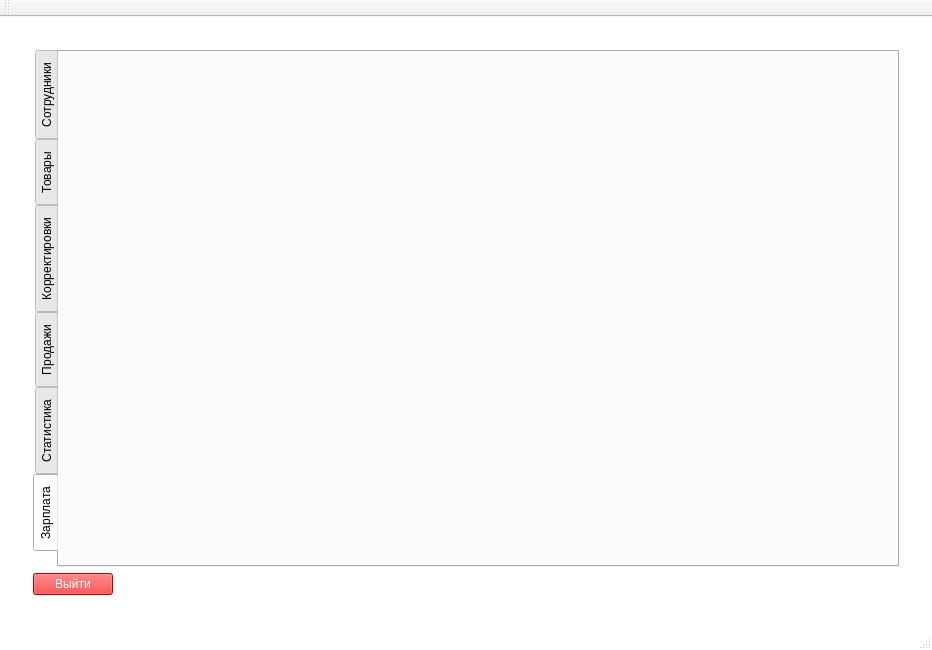
Above: iSalary/iSalary/mainwindow.ui from Polikarpova/iSalary before the change. Below: the same form after it.
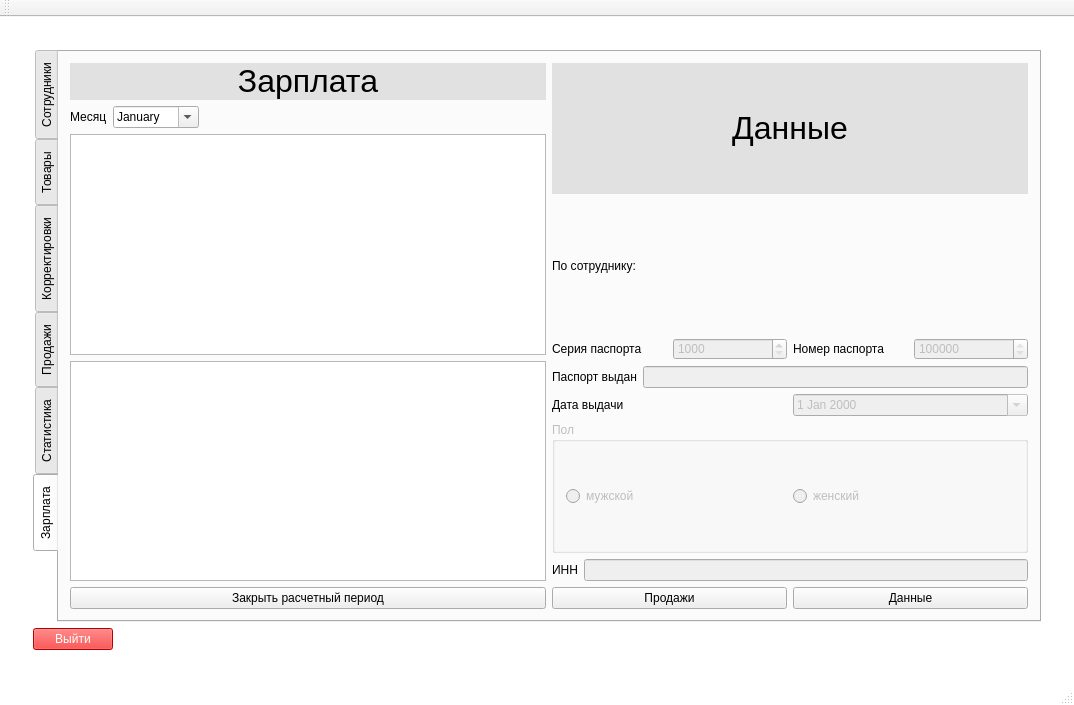
That is the form after the change. The open tabs and pages were chosen to show the change.

Commit message: add forms for sales, statistics and salary

What changed in the file:
```diff
--- a/iSalary/iSalary/mainwindow.ui
+++ b/iSalary/iSalary/mainwindow.ui
@@ -6,8 +6,8 @@
    <rect>
     <x>0</x>
     <y>0</y>
-    <width>932</width>
-    <height>650</height>
+    <width>1074</width>
+    <height>705</height>
    </rect>
   </property>
   <property name="windowTitle">
@@ -1270,6 +1270,298 @@
                <attribute name="title">
                 <string>Зарплата</string>
                </attribute>
+               <layout class="QHBoxLayout" name="horizontalLayout_45">
+                <item>
+                 <layout class="QVBoxLayout" name="verticalLayout_18">
+                  <item>
+                   <widget class="QLabel" name="label_57">
+                    <property name="styleSheet">
+                     <string notr="true">QLabel { background-color: rgb(225, 225, 225) }</string>
+                    </property>
+                    <property name="text">
+                     <string>&lt;html&gt;&lt;head/&gt;&lt;body&gt;&lt;p align=&quot;center&quot;&gt;&lt;span style=&quot; font-size:24pt;&quot;&gt;Зарплата&lt;/span&gt;&lt;/p&gt;&lt;/body&gt;&lt;/html&gt;</string>
+                    </property>
+                   </widget>
+                  </item>
+                  <item>
+                   <layout class="QHBoxLayout" name="horizontalLayout_38">
+                    <item>
+                     <widget class="QLabel" name="label_56">
+                      <property name="text">
+                       <string>Месяц</string>
+                      </property>
+                     </widget>
+                    </item>
+                    <item>
+                     <widget class="QDateEdit" name="monthSalaryInput">
+                      <property name="buttonSymbols">
+                       <enum>QAbstractSpinBox::UpDownArrows</enum>
+                      </property>
+                      <property name="displayFormat">
+                       <string>MMMM</string>
+                      </property>
+                      <property name="calendarPopup">
+                       <bool>true</bool>
+                      </property>
+                     </widget>
+                    </item>
+                    <item>
+                     <spacer name="horizontalSpacer_8">
+                      <property name="orientation">
+                       <enum>Qt::Horizontal</enum>
+                      </property>
+                      <property name="sizeHint" stdset="0">
+                       <size>
+                        <width>40</width>
+                        <height>20</height>
+                       </size>
+                      </property>
+                     </spacer>
+                    </item>
+                   </layout>
+                  </item>
+                  <item>
+                   <widget class="QTableView" name="salaryTable">
+                    <property name="showGrid">
+                     <bool>true</bool>
+                    </property>
+                    <attribute name="horizontalHeaderCascadingSectionResizes">
+                     <bool>false</bool>
+                    </attribute>
+                   </widget>
+                  </item>
+                  <item>
+                   <widget class="QTableView" name="totalSalaryTable">
+                    <property name="minimumSize">
+                     <size>
+                      <width>20</width>
+                      <height>20</height>
+                     </size>
+                    </property>
+                    <property name="baseSize">
+                     <size>
+                      <width>20</width>
+                      <height>20</height>
+                     </size>
+                    </property>
+                    <property name="showGrid">
+                     <bool>true</bool>
+                    </property>
+                    <attribute name="horizontalHeaderCascadingSectionResizes">
+                     <bool>false</bool>
+                    </attribute>
+                   </widget>
+                  </item>
+                  <item>
+                   <widget class="QPushButton" name="pushButton">
+                    <property name="text">
+                     <string>Закрыть расчетный период</string>
+                    </property>
+                   </widget>
+                  </item>
+                 </layout>
+                </item>
+                <item>
+                 <layout class="QVBoxLayout" name="verticalLayout_19">
+                  <item>
+                   <widget class="QLabel" name="label_58">
+                    <property name="styleSheet">
+                     <string notr="true">QLabel { background-color: rgb(225, 225, 225) }</string>
+                    </property>
+                    <property name="text">
+                     <string>&lt;html&gt;&lt;head/&gt;&lt;body&gt;&lt;p align=&quot;center&quot;&gt;&lt;span style=&quot; font-size:24pt;&quot;&gt;Данные&lt;/span&gt;&lt;/p&gt;&lt;/body&gt;&lt;/html&gt;</string>
+                    </property>
+                   </widget>
+                  </item>
+                  <item>
+                   <widget class="QLabel" name="managerFIOLabel">
+                    <property name="text">
+                     <string>По сотруднику:</string>
+                    </property>
+                   </widget>
+                  </item>
+                  <item>
+                   <layout class="QHBoxLayout" name="horizontalLayout_43">
+                    <item>
+                     <widget class="QLabel" name="label_62">
+                      <property name="text">
+                       <string>Серия паспорта</string>
+                      </property>
+                     </widget>
+                    </item>
+                    <item>
+                     <widget class="QSpinBox" name="seria_2">
+                      <property name="enabled">
+                       <bool>false</bool>
+                      </property>
+                      <property name="minimum">
+                       <number>1000</number>
+                      </property>
+                      <property name="maximum">
+                       <number>9999</number>
+                      </property>
+                     </widget>
+                    </item>
+                    <item>
+                     <widget class="QLabel" name="label_63">
+                      <property name="text">
+                       <string>Номер паспорта</string>
+                      </property>
+                     </widget>
+                    </item>
+                    <item>
+                     <widget class="QSpinBox" name="number_2">
+                      <property name="enabled">
+                       <bool>false</bool>
+                      </property>
+                      <property name="minimum">
+                       <number>100000</number>
+                      </property>
+                      <property name="maximum">
+                       <number>999999</number>
+                      </property>
+                     </widget>
+                    </item>
+                   </layout>
+                  </item>
+                  <item>
+                   <layout class="QHBoxLayout" name="horizontalLayout_42">
+                    <item>
+                     <widget class="QLabel" name="label_61">
+                      <property name="text">
+                       <string>Паспорт выдан</string>
+                      </property>
+                     </widget>
+                    </item>
+                    <item>
+                     <widget class="QLineEdit" name="pasport_2">
+                      <property name="enabled">
+                       <bool>false</bool>
+                      </property>
+                     </widget>
+                    </item>
+                   </layout>
+                  </item>
+                  <item>
+                   <layout class="QHBoxLayout" name="horizontalLayout_40">
+                    <item>
+                     <widget class="QLabel" name="label_60">
+                      <property name="text">
+                       <string>Дата выдачи</string>
+                      </property>
+                     </widget>
+                    </item>
+                    <item>
+                     <widget class="QDateEdit" name="datePasport_2">
+                      <property name="enabled">
+                       <bool>false</bool>
+                      </property>
+                      <property name="wrapping">
+                       <bool>false</bool>
+                      </property>
+                      <property name="frame">
+                       <bool>true</bool>
+                      </property>
+                      <property name="buttonSymbols">
+                       <enum>QAbstractSpinBox::UpDownArrows</enum>
+                      </property>
+                      <property name="keyboardTracking">
+                       <bool>true</bool>
+                      </property>
+                      <property name="showGroupSeparator" stdset="0">
+                       <bool>false</bool>
+                      </property>
+                      <property name="minimumDate">
+                       <date>
+                        <year>1900</year>
+                        <month>9</month>
+                        <day>14</day>
+                       </date>
+                      </property>
+                      <property name="calendarPopup">
+                       <bool>true</bool>
+                      </property>
+                     </widget>
+                    </item>
+                   </layout>
+                  </item>
+                  <item>
+                   <widget class="QGroupBox" name="sexGroup_2">
+                    <property name="enabled">
+                     <bool>false</bool>
+                    </property>
+                    <property name="autoFillBackground">
+                     <bool>false</bool>
+                    </property>
+                    <property name="title">
+                     <string>Пол</string>
+                    </property>
+                    <property name="flat">
+                     <bool>false</bool>
+                    </property>
+                    <property name="checkable">
+                     <bool>false</bool>
+                    </property>
+                    <layout class="QHBoxLayout" name="horizontalLayout_41">
+                     <item>
+                      <widget class="QRadioButton" name="maleRButton_2">
+                       <property name="text">
+                        <string>мужской</string>
+                       </property>
+                      </widget>
+                     </item>
+                     <item>
+                      <widget class="QRadioButton" name="femaleRButton_2">
+                       <property name="enabled">
+                        <bool>false</bool>
+                       </property>
+                       <property name="text">
+                        <string>женский</string>
+                       </property>
+                      </widget>
+                     </item>
+                    </layout>
+                   </widget>
+                  </item>
+                  <item>
+                   <layout class="QHBoxLayout" name="horizontalLayout_39">
+                    <item>
+                     <widget class="QLabel" name="label_59">
+                      <property name="text">
+                       <string>ИНН</string>
+                      </property>
+                     </widget>
+                    </item>
+                    <item>
+                     <widget class="QLineEdit" name="INN_2">
+                      <property name="enabled">
+                       <bool>false</bool>
+                      </property>
+                     </widget>
+                    </item>
+                   </layout>
+                  </item>
+                  <item>
+                   <layout class="QHBoxLayout" name="horizontalLayout_44">
+                    <item>
+                     <widget class="QPushButton" name="salesButton">
+                      <property name="text">
+                       <string>Продажи</string>
+                      </property>
+                     </widget>
+                    </item>
+                    <item>
+                     <widget class="QPushButton" name="dataButton">
+                      <property name="text">
+                       <string>Данные</string>
+                      </property>
+                     </widget>
+                    </item>
+                   </layout>
+                  </item>
+                 </layout>
+                </item>
+               </layout>
               </widget>
              </widget>
             </item>
@@ -1511,7 +1803,7 @@
     <enum>TopToolBarArea</enum>
    </attribute>
    <attribute name="toolBarBreak">
-    <bool>true</bool>
+    <bool>false</bool>
    </attribute>
   </widget>
   <widget class="QStatusBar" name="statusBar"/>
```
Left out of the diff: 439 changed lines with no effect on the pictures.
